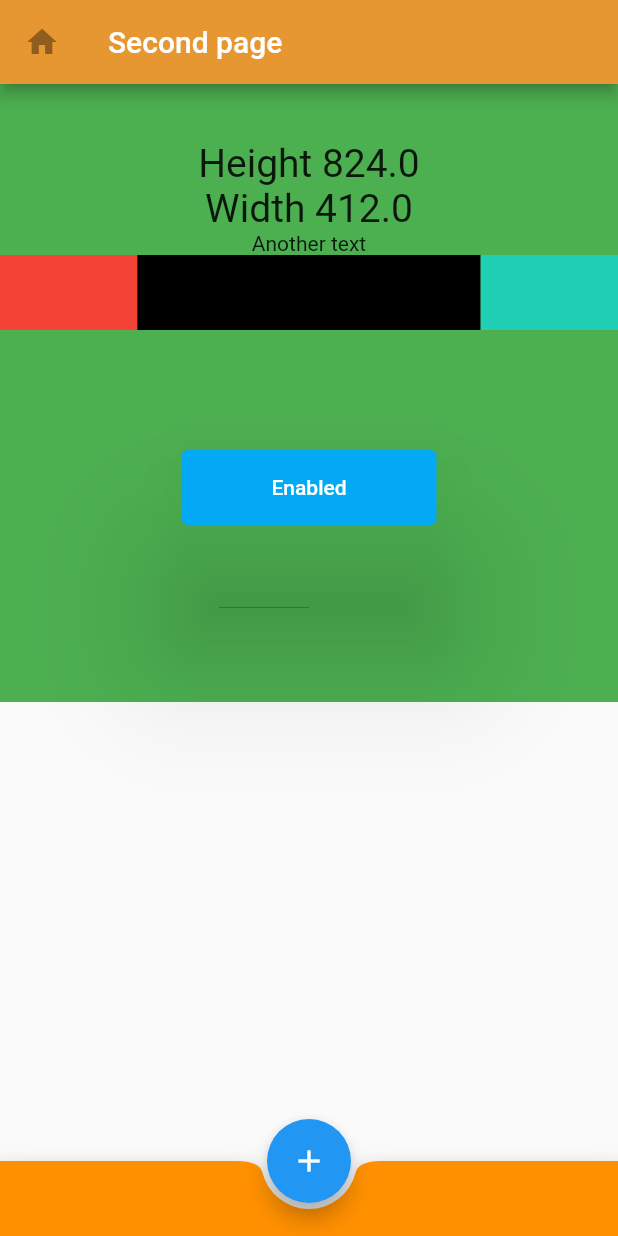
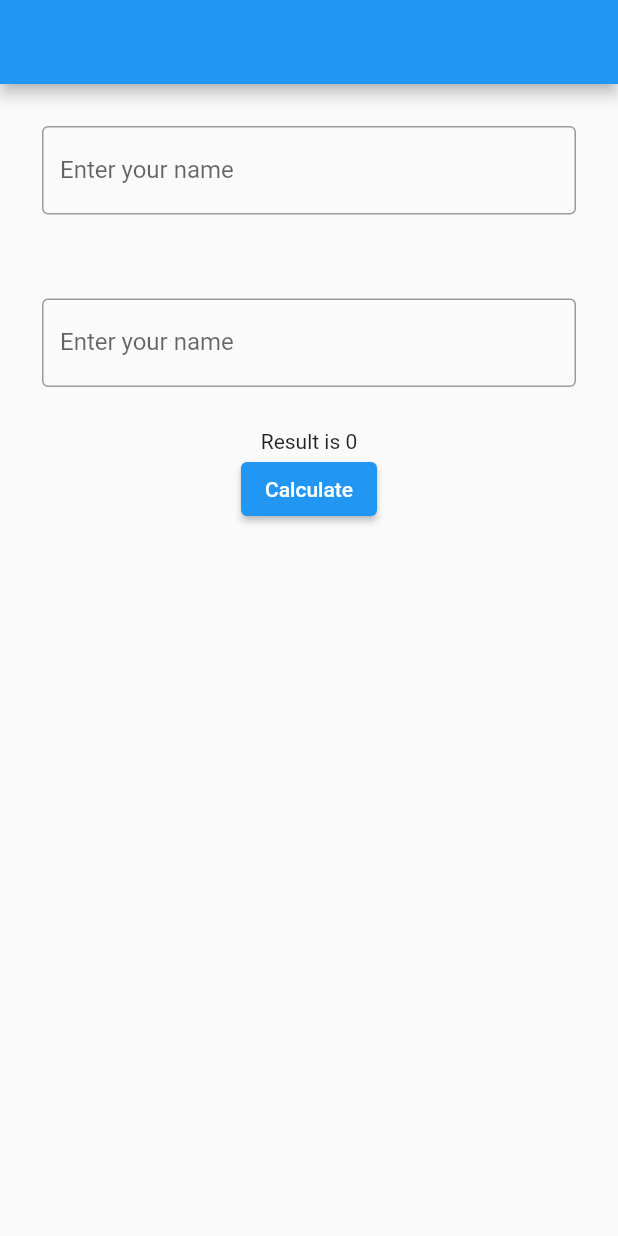
Before and after one commit to Souravchwn/Flutter-Projects, a Flutter app: the screen it shows after launch, on a phone screen of 412 x 824 dp. Run offline on Flutter 3.47's test engine with Material 2 defaults, Android fonts, the phone set to English and light mode, and no system bars; our stand-ins replace google_fonts; Roboto replaces fonts that are missing (Raleway).

Commit message:
adding files

```diff
--- /dev/null
+++ b/lib/Login.dart
@@ -0,0 +1,81 @@
+import 'package:flutter/cupertino.dart';
+import 'package:flutter/material.dart';
+import 'package:flutter/src/widgets/container.dart';
+import 'package:flutter/src/widgets/framework.dart';
+
+class LoginPage extends StatefulWidget {
+  const LoginPage({super.key});
+
+  @override
+  State<LoginPage> createState() => _LoginPageState();
+}
+
+class _LoginPageState extends State<LoginPage> {
+  final _form = GlobalKey<FormState>();
+  final _controller = TextEditingController();
+  String? text;
+  String? result = "0";
+
+  @override
+  Widget build(BuildContext context) {
+    return Scaffold(
+      appBar: AppBar(),
+      body: Column(
+        children: [
+          Form(
+              key: _form,
+              child: Column(
+                children: [
+                  Padding(
+                    padding: const EdgeInsets.all(28.0),
+                    child: TextFormField(
+                      controller: _controller,
+                      decoration: InputDecoration(
+                          labelText: "Enter your name",
+                          border: OutlineInputBorder()),
+                      validator: (value) {
+                        if (value == null || value.isEmpty) {
+                          return "Add some text";
+                        }
+                        return null;
+                      },
+                      // onFieldSubmitted: (newValue) {
+                      //   setState(() {
+                      //     newValue = text!;
+                      //   });
+                      // },
+                    ),
+                  ),
+                  // Text(text!),
+                  Padding(
+                    padding: const EdgeInsets.all(28.0),
+                    child: TextFormField(
+                      decoration: InputDecoration(
+                          labelText: "Enter your name",
+                          border: OutlineInputBorder()),
+                      validator: (value) {
+                        if (value == null || value.isEmpty) {
+                          return "Add some text";
+                        }
+                        return null;
+                      },
+                    ),
+                  ),
+                  Text("Result is $result"),
+                  ElevatedButton(
+                      onPressed: () {
+                        if (_form.currentState!.validate()) {
+                          setState(() {
+                            text = _controller.text;
+                            print(text);
+                          });
+                        }
+                      },
+                      child: Text("Calculate"))
+                ],
+              )),
+        ],
+      ),
+    );
+  }
+}
--- a/lib/main.dart
+++ b/lib/main.dart
@@ -1,5 +1,7 @@
 import 'package:flutter/material.dart';
+import 'package:flutter_application_1/Login.dart';
 import 'package:flutter_application_1/second_page.dart';
+import 'package:flutter_application_1/third_page.dart';
 
 void main() {
   runApp(const MyApp());
@@ -17,7 +19,7 @@ class MyApp extends StatelessWidget {
           primarySwatch: Colors.blue,
         ),
         debugShowCheckedModeBanner: false,
-        home: const SecondPage());
+        home: const LoginPage());
   }
 }
 
--- a/pubspec.yaml
+++ b/pubspec.yaml
@@ -37,6 +37,7 @@ dependencies:
   # Use with the CupertinoIcons class for iOS style icons.
   cupertino_icons: ^1.0.2
   google_fonts: ^3.0.1
+  fluttertoast: ^8.0.9
 
 dev_dependencies:
   flutter_test:
```
Also changed, not shown: lib/second_page.dart (+42 -3 lines), lib/third_page.dart (added, +110 -0 lines), pubspec.lock, 1 other file.
